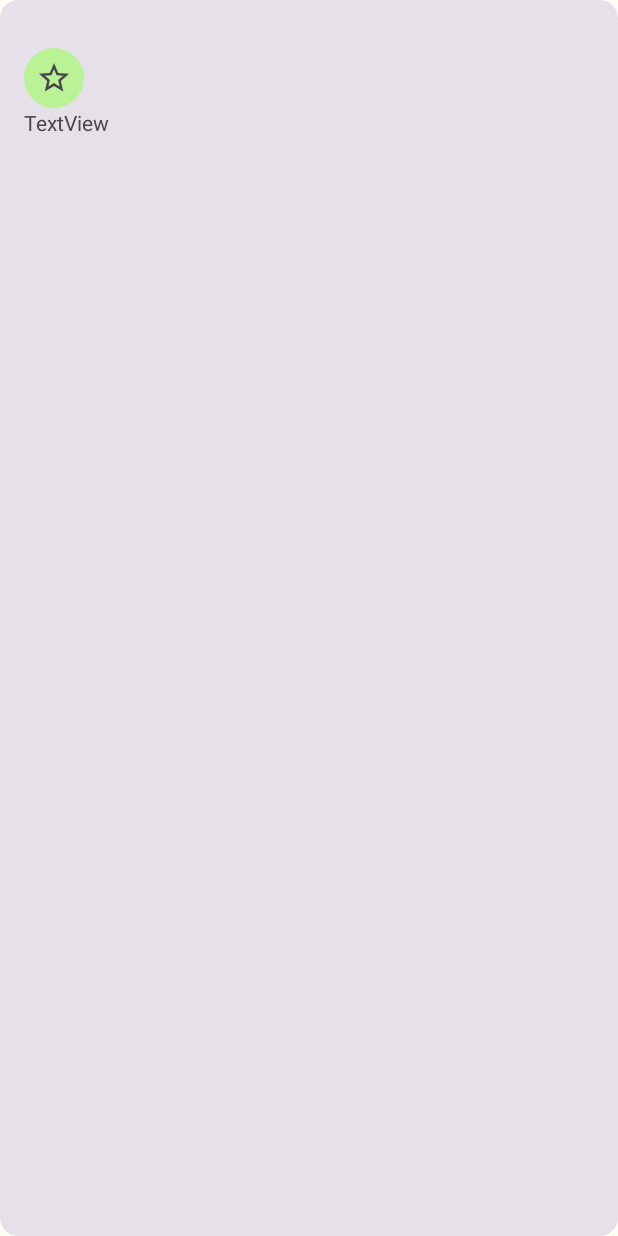
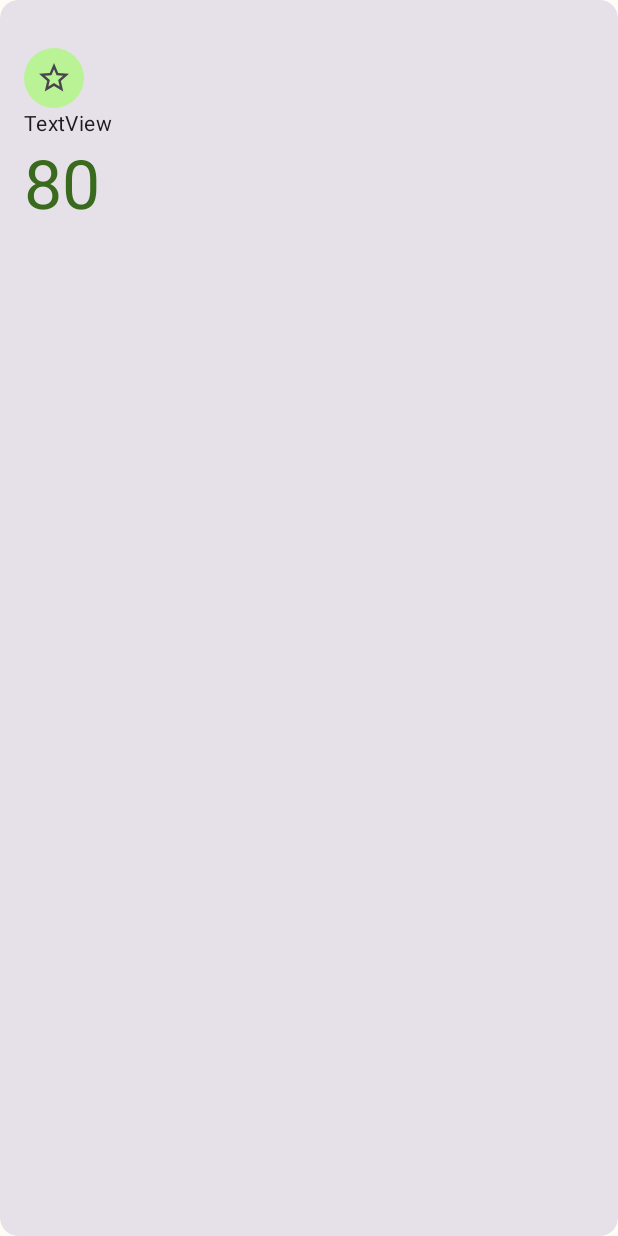
Before and after one commit to ojhdt/Action, an Android app: the layout achievement_small_card.xml on its own in the app's theme, with its tools: preview values and no code run, on a phone screen of 412 x 824 dp. Run offline under Robolectric (Android 15) with nearby library versions, the phone set to English and light mode, and no system bars.

Commit message:
Update achievement_small_card.xml

```diff
--- a/app/src/main/res/layout/achievement_small_card.xml
+++ b/app/src/main/res/layout/achievement_small_card.xml
@@ -11,7 +11,7 @@
         android:layout_width="match_parent"
         android:layout_height="match_parent"
         android:paddingHorizontal="16dp"
-        android:paddingVertical="32dp" >
+        android:paddingVertical="32dp">
 
         <ImageView
             android:id="@+id/imageView2"
@@ -28,8 +28,19 @@
             android:layout_width="wrap_content"
             android:layout_height="wrap_content"
             android:text="TextView"
+            android:textAppearance="?attr/textAppearanceBodyMedium"
             app:layout_constraintStart_toStartOf="@+id/imageView2"
             app:layout_constraintTop_toBottomOf="@+id/imageView2" />
 
+        <TextView
+            android:id="@+id/textView2"
+            android:layout_width="wrap_content"
+            android:layout_height="wrap_content"
+            android:text="@string/sample_number"
+            android:textAppearance="?attr/textAppearanceDisplayMedium"
+            android:textColor="?attr/colorPrimary"
+            app:layout_constraintStart_toStartOf="@+id/textView"
+            app:layout_constraintTop_toBottomOf="@+id/textView" />
+
     </androidx.constraintlayout.widget.ConstraintLayout>
 </com.google.android.material.card.MaterialCardView>
```
